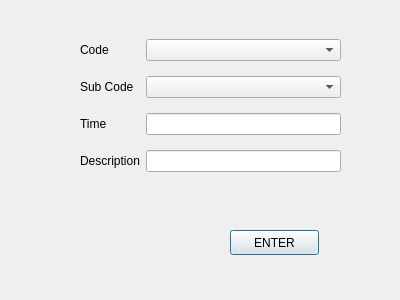
This is addentry.ui in Suliaman46/Suliaman46-EGUI-TASK1-TRS as Qt 5 draws it before an edit. The edited form follows.
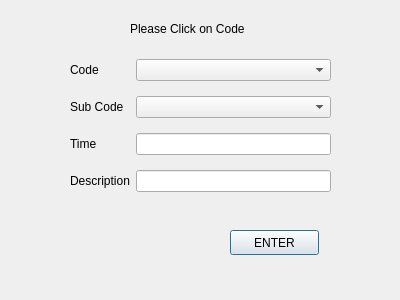
This is the edited form.

```diff
--- a/addentry.ui
+++ b/addentry.ui
@@ -26,11 +26,11 @@
     <string>ENTER</string>
    </property>
   </widget>
-  <widget class="QWidget" name="">
+  <widget class="QWidget" name="layoutWidget">
    <property name="geometry">
     <rect>
-     <x>80</x>
-     <y>30</y>
+     <x>70</x>
+     <y>50</y>
      <width>261</width>
      <height>151</height>
     </rect>
@@ -78,6 +78,25 @@
     </item>
    </layout>
   </widget>
+  <widget class="QLabel" name="label_5">
+   <property name="geometry">
+    <rect>
+     <x>130</x>
+     <y>20</y>
+     <width>151</width>
+     <height>17</height>
+    </rect>
+   </property>
+   <property name="sizePolicy">
+    <sizepolicy hsizetype="Expanding" vsizetype="Preferred">
+     <horstretch>0</horstretch>
+     <verstretch>0</verstretch>
+    </sizepolicy>
+   </property>
+   <property name="text">
+    <string>Please Click on Code</string>
+   </property>
+  </widget>
  </widget>
  <resources/>
  <connections/>
```
